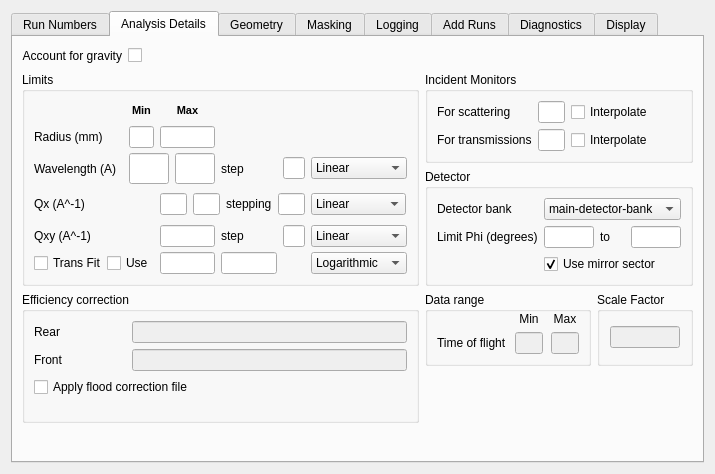
Before: the Qt Designer form Code/Mantid/MantidQt/CustomInterfaces/inc/MantidQtCustomInterfaces/SANSRunWindow.ui in mantidproject/mantid, drawn with Qt 5.
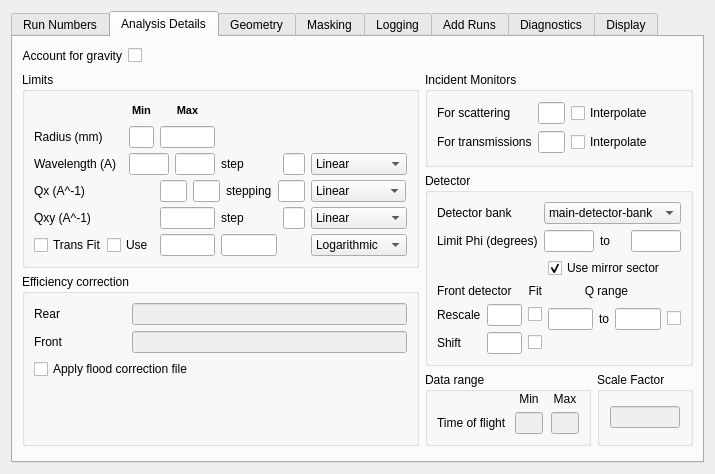
After: the same form once the commit is applied. Custom widgets are drawn as their Qt base class.

```diff
--- a/Code/Mantid/MantidQt/CustomInterfaces/inc/MantidQtCustomInterfaces/SANSRunWindow.ui
+++ b/Code/Mantid/MantidQt/CustomInterfaces/inc/MantidQtCustomInterfaces/SANSRunWindow.ui
@@ -831,7 +831,7 @@
          </item>
         </layout>
        </item>
-       <item row="1" column="0">
+       <item row="1" column="0" rowspan="2">
         <layout class="QHBoxLayout" name="horizontalLayout_4">
          <item>
           <widget class="QGroupBox" name="limits_group">
@@ -1447,20 +1447,42 @@
            </layout>
           </widget>
          </item>
+        </layout>
+       </item>
+       <item row="2" column="1" rowspan="2">
+        <layout class="QVBoxLayout" name="verticalLayout_11">
          <item>
           <widget class="QGroupBox" name="groupBox_15">
+           <property name="sizePolicy">
+            <sizepolicy hsizetype="Preferred" vsizetype="Expanding">
+             <horstretch>0</horstretch>
+             <verstretch>0</verstretch>
+            </sizepolicy>
+           </property>
            <property name="title">
             <string>Detector</string>
            </property>
            <layout class="QGridLayout" name="gridLayout_17">
-            <item row="0" column="0">
+            <item row="4" column="1" colspan="2">
+             <widget class="QCheckBox" name="mirror_phi">
+              <property name="text">
+               <string>Use mirror sector</string>
+              </property>
+              <property name="checked">
+               <bool>true</bool>
+              </property>
+             </widget>
+            </item>
+            <item row="1" column="0" colspan="4">
+             <layout class="QHBoxLayout" name="horizontalLayout_10">
+              <item>
              <widget class="QLabel" name="label_43">
               <property name="text">
                <string>Detector bank</string>
               </property>
              </widget>
             </item>
-            <item row="0" column="1" colspan="3">
+              <item>
              <widget class="QComboBox" name="detbank_sel">
               <property name="sizePolicy">
                <sizepolicy hsizetype="Preferred" vsizetype="Maximum">
@@ -1480,14 +1502,18 @@
               </item>
              </widget>
             </item>
-            <item row="1" column="0">
+             </layout>
+            </item>
+            <item row="3" column="0" colspan="4">
+             <layout class="QHBoxLayout" name="horizontalLayout_11">
+              <item>
              <widget class="QLabel" name="label_45">
               <property name="text">
                <string>Limit Phi (degrees)</string>
               </property>
              </widget>
             </item>
-            <item row="1" column="1">
+              <item>
              <widget class="QLineEdit" name="phi_min">
               <property name="enabled">
                <bool>true</bool>
@@ -1506,14 +1532,14 @@
               </property>
              </widget>
             </item>
-            <item row="1" column="2">
+              <item>
              <widget class="QLabel" name="label_33">
               <property name="text">
                <string>to</string>
               </property>
              </widget>
             </item>
-            <item row="1" column="3">
+              <item>
              <widget class="QLineEdit" name="phi_max">
               <property name="enabled">
                <bool>true</bool>
@@ -1532,22 +1558,124 @@
               </property>
              </widget>
             </item>
-            <item row="2" column="1" colspan="3">
-             <widget class="QCheckBox" name="mirror_phi">
+             </layout>
+            </item>
+            <item row="6" column="0">
+             <layout class="QHBoxLayout" name="horizontalLayout_12">
+              <item>
+               <layout class="QGridLayout" name="gridLayout_29">
+                <item row="0" column="0">
+                 <widget class="QLabel" name="label_2">
               <property name="text">
-               <string>Use mirror sector</string>
-              </property>
-              <property name="checked">
-               <bool>true</bool>
+                   <string>Rescale</string>
+                  </property>
+                 </widget>
+                </item>
+                <item row="0" column="1">
+                 <widget class="QLineEdit" name="frontDetRescale"/>
+                </item>
+                <item row="0" column="2">
+                 <widget class="QCheckBox" name="frontDetRescaleCB">
+                  <property name="text">
+                   <string/>
               </property>
              </widget>
             </item>
-           </layout>
-          </widget>
-         </item>
-        </layout>
-       </item>
-       <item row="2" column="0" rowspan="2">
+                <item row="1" column="0">
+                 <widget class="QLabel" name="label_4">
+                  <property name="text">
+                   <string>Shift</string>
+                  </property>
+                 </widget>
+                </item>
+                <item row="1" column="1">
+                 <widget class="QLineEdit" name="frontDetShift"/>
+                </item>
+                <item row="1" column="2">
+                 <widget class="QCheckBox" name="frontDetShiftCB">
+                  <property name="text">
+                   <string/>
+                  </property>
+                 </widget>
+                </item>
+               </layout>
+              </item>
+             </layout>
+            </item>
+            <item row="5" column="0">
+             <layout class="QHBoxLayout" name="horizontalLayout_15">
+              <item>
+               <widget class="QLabel" name="label_6">
+                <property name="text">
+                 <string>Front detector</string>
+                </property>
+               </widget>
+              </item>
+              <item>
+               <widget class="QLabel" name="label_10">
+                <property name="text">
+                 <string>Fit</string>
+                </property>
+                <property name="alignment">
+                 <set>Qt::AlignRight|Qt::AlignTrailing|Qt::AlignVCenter</set>
+                </property>
+               </widget>
+              </item>
+             </layout>
+            </item>
+            <item row="6" column="1" colspan="3">
+             <layout class="QGridLayout" name="gridLayout_30">
+              <item row="0" column="2">
+               <widget class="QLineEdit" name="frontDetQmax"/>
+              </item>
+              <item row="1" column="0">
+               <spacer name="horizontalSpacer_8">
+                <property name="orientation">
+                 <enum>Qt::Horizontal</enum>
+                </property>
+                <property name="sizeHint" stdset="0">
+                 <size>
+                  <width>40</width>
+                  <height>20</height>
+                 </size>
+                </property>
+               </spacer>
+              </item>
+              <item row="0" column="0">
+               <widget class="QLineEdit" name="frontDetQmin"/>
+              </item>
+              <item row="0" column="1">
+               <widget class="QLabel" name="label_8">
+                <property name="text">
+                 <string>to</string>
+                </property>
+               </widget>
+              </item>
+              <item row="0" column="3">
+               <widget class="QCheckBox" name="frontDetQrangeOnOff">
+                <property name="text">
+                 <string/>
+                </property>
+               </widget>
+              </item>
+             </layout>
+            </item>
+            <item row="5" column="1" colspan="2">
+             <widget class="QLabel" name="label_12">
+              <property name="text">
+               <string>Q range</string>
+              </property>
+              <property name="alignment">
+               <set>Qt::AlignCenter</set>
+              </property>
+             </widget>
+            </item>
+           </layout>
+          </widget>
+         </item>
+        </layout>
+       </item>
+       <item row="3" column="0" rowspan="2">
         <widget class="QGroupBox" name="groupBox_6">
          <property name="title">
           <string>Efficiency correction</string>
@@ -1634,7 +1762,7 @@
          </layout>
         </widget>
        </item>
-       <item row="2" column="1">
+       <item row="4" column="1">
         <layout class="QHBoxLayout" name="horizontalLayout_6">
          <item>
           <widget class="QGroupBox" name="groupBox_3">
@@ -1755,20 +1883,7 @@
          </item>
         </layout>
        </item>
-       <item row="3" column="1">
-        <spacer name="verticalSpacer_2">
-         <property name="orientation">
-          <enum>Qt::Vertical</enum>
-         </property>
-         <property name="sizeHint" stdset="0">
-          <size>
-           <width>20</width>
-           <height>69</height>
-          </size>
-         </property>
-        </spacer>
-       </item>
-       <item row="4" column="0">
+       <item row="5" column="0">
         <spacer name="verticalSpacer_5">
          <property name="orientation">
           <enum>Qt::Vertical</enum>
```
Left out of the diff: 23 changed lines with no effect on the pictures. Lines whose indentation alone changed are shown as unchanged.
